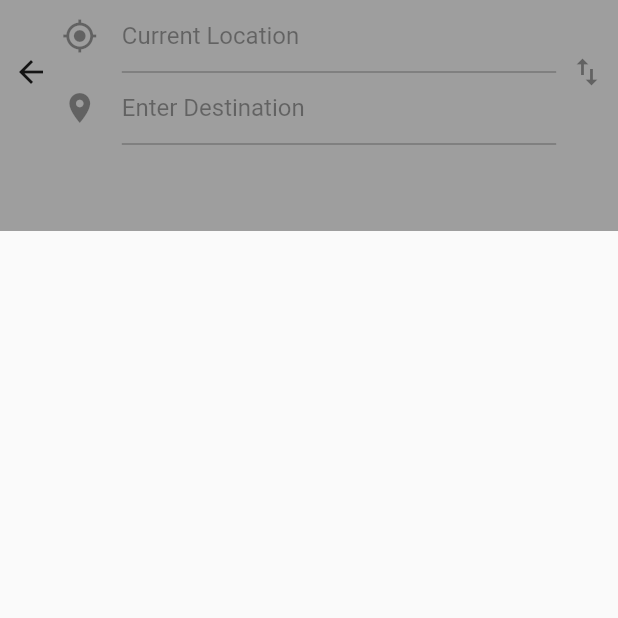
After one commit to MrJCipherButtles/concordi_around, a Flutter app: the GotoPage screen opened directly, on a phone screen of 412 x 824 dp, the top half of it. The commit adds this screen. Run offline on Flutter 3.47's test engine with Material 2 defaults, Android fonts, the light colour scheme and no system bars; our stand-ins replace flutter_svg, flutter_typeahead, geolocator, google_maps_flutter.

Commit message:
- Added new goto_page.dart

```diff
--- /dev/null
+++ b/lib/views/goto_page.dart
@@ -0,0 +1,76 @@
+import 'package:flutter/material.dart';
+
+class GotoPage extends StatefulWidget {
+  @override
+  _GotoPageState createState() => _GotoPageState();
+}
+
+class _GotoPageState extends State<GotoPage> {
+  Widget build(BuildContext context) {
+    return SafeArea(
+      child: Scaffold(
+          body: Column(
+        children: <Widget>[
+          Container(
+            padding: EdgeInsets.only(bottom: 10),
+            color: Colors.grey,
+            child: Column(
+              children: <Widget>[
+                Row(
+                  children: <Widget>[
+                    Expanded(
+                      flex: 1,
+                      child: IconButton(
+                        onPressed: () => Navigator.pop(context),
+                        icon: Icon(Icons.arrow_back),
+                      ),
+                    ),
+                    Expanded(
+                      flex: 8,
+                      child: Column(
+                        children: <Widget>[
+                          TextField(
+                            decoration: InputDecoration(
+                              hintText: "Current Location",
+                              icon: Icon(Icons.my_location),
+                            ),
+                            enabled: false,
+                          ),
+                          TextField(
+                            decoration: InputDecoration(
+                              hintText: "Enter Destination",
+                              icon: Icon(Icons.location_on),
+                            ),
+                            enabled: false,
+                          ),
+                        ],
+                      ),
+                    ),
+                    Expanded(
+                      flex: 1,
+                      child: IconButton(
+                        onPressed: null,
+                        icon: Icon(Icons.swap_vert),
+                      ),
+                    ),
+                  ],
+                ),
+                Row(
+                  mainAxisAlignment: MainAxisAlignment.center,
+                  children: <Widget>[
+                    IconButton(
+                        icon: Icon(Icons.directions_car),
+                        color: Colors.grey,
+                        onPressed: () {
+                          Navigator.pop(context);
+                        })
+                  ],
+                )
+              ],
+            ),
+          )
+        ],
+      )),
+    );
+  }
+}
--- a/lib/views/home_page.dart
+++ b/lib/views/home_page.dart
@@ -17,6 +17,8 @@ import 'package:geolocator/geolocator.dart';
 import 'package:google_maps_flutter/google_maps_flutter.dart';
 import 'package:provider/provider.dart';
 import 'package:concordi_around/global.dart' as globals;
+
+import 'package:concordi_around/views/goto_page.dart';
 
 class HomePage extends StatefulWidget {
   @override
@@ -115,11 +117,12 @@ class _HomePageState extends State<HomePage> {
                   Navigator.push(
                     context,
                     MaterialPageRoute(
-                      builder: (context) => GoToPage(
-                        coordinates: (List<Coordinate> rooms) => {
-                          drawShortestPath(rooms[0], rooms[1], globals.disabilityMode)
-                        },
-                      ),
+                      builder: (context) => GotoPage(),
+                      // GoToPage(
+                      //   coordinates: (List<Coordinate> rooms) => {
+                      //     drawShortestPath(rooms[0], rooms[1], globals.disabilityMode)
+                      //   },
+                      // ),
                     ),
                   );
                 },
```
